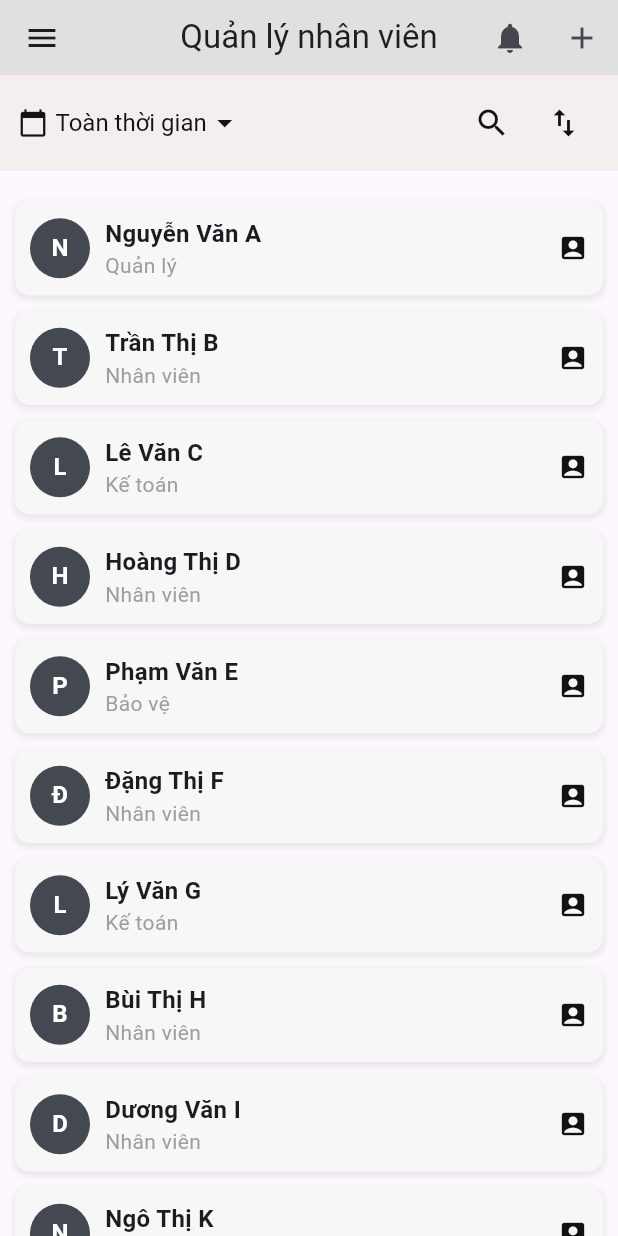
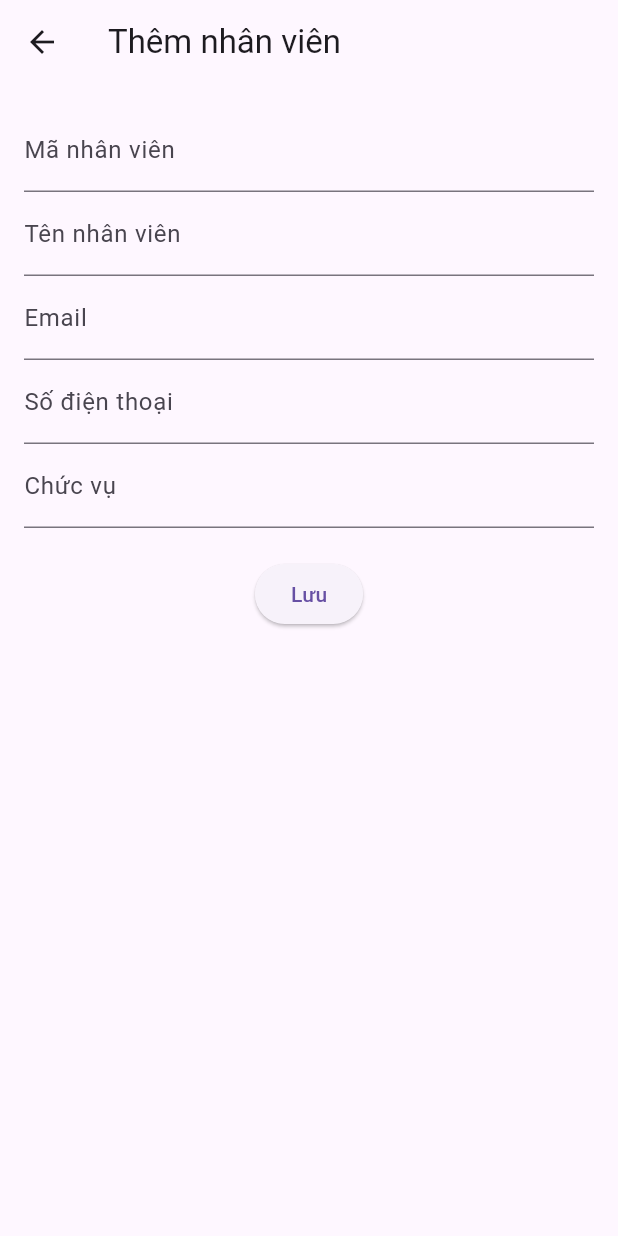
Before and after one commit to phi-nhung/demo_ltdd, a Flutter app: the QuanLyNhanVien screen opened directly, after a tap on the "add" icon, on a phone screen of 412 x 824 dp. Run offline on Flutter 3.47's test engine with Material 3 defaults, Android fonts, the phone set to English and light mode, and no system bars; our stand-ins replace badges, fl_chart, image_picker, sqflite; accounts and stored records are empty.

Commit message:
Đã them chuc nang them nhan vien

```diff
--- /dev/null
+++ b/lib/database/data.dart
@@ -0,0 +1,68 @@
+import 'package:sqflite/sqflite.dart';
+import 'package:path/path.dart';
+import 'package:doan/model/nhanvien.dart';
+
+class DSNhanVien {
+  static final DSNhanVien instance = DSNhanVien._init();
+  static Database? _database;
+
+  DSNhanVien._init();
+
+  Future<Database> get database async {
+    if (_database != null) return _database!;
+    _database = await _initDB('nhanvien.db');
+    return _database!;
+  }
+
+  Future<Database> _initDB(String fileName) async {
+    final dbPath = await getDatabasesPath();
+    final path = join(dbPath, fileName);
+    return await openDatabase(path, version: 1, onCreate: _createDB);
+  }
+
+  Future<void> _createDB(Database db, int version) async {
+    await db.execute('''
+      CREATE TABLE nhanvien (
+        manhanvien TEXT UNIQUE PRIMARY KEY,
+        tennhanvien TEXT,
+        email TEXT,
+        sdt TEXT,
+        chucvu TEXT,
+      )
+    ''');
+  }
+
+  Future<int> insertNhanVien(NhanVien nhanvien) async {
+    final db = await database;
+    return await db.insert(
+      'nhanvien',
+      nhanvien.toMap(),
+      conflictAlgorithm: ConflictAlgorithm.abort,
+  );
+}
+
+  Future<List<NhanVien>> getNhanvien() async {
+    final db = await database;
+    final List<Map<String, dynamic>> maps = await db.query('nhanvien');
+    return List.generate(maps.length, (i) => NhanVien.fromMap(maps[i]));
+  }
+
+  Future<int> updateNhanVien(NhanVien nhanvien) async {
+    final db = await database;
+    return await db.update(
+      'nhanvien',
+      nhanvien.toMap(),
+      where: "manhanvien = ?",
+      whereArgs: [nhanvien.manhanvien],
+    );
+  }
+
+  Future<int> deleteNhanVien(String manhanvien) async {
+    final db = await database;
+    return await db.delete(
+      'nhanvien',
+      where: "manhanvien = ?",
+      whereArgs: [manhanvien],
+    );
+  }
+}
--- a/lib/main.dart
+++ b/lib/main.dart
@@ -7,6 +7,7 @@ import 'package:doan/login.dart';
 import 'package:doan/providers/item_provider.dart';
 import 'package:doan/providers/cart_provider.dart';
 import 'package:provider/provider.dart';
+import 'package:doan/qlnhanvien.dart';
 
 void main() {
   runApp(
@@ -17,7 +18,7 @@ void main() {
       ],
       child: MaterialApp(
         debugShowCheckedModeBanner: false,
-        home: AdminHome(),
+        home: QuanLyNhanVien(),
       ),
     ),
   );
--- /dev/null
+++ b/lib/model/nhanvien.dart
@@ -0,0 +1,32 @@
+class NhanVien {
+  String manhanvien;
+  String tennhanvien;
+  String email;
+  String sdt;
+  String chucvu;
+
+  NhanVien({required this.manhanvien, required this.tennhanvien, required this.email, required this.sdt, required this.chucvu
+  });
+
+  // Chuyển đổi NhanVien thành Map để lưu vào database
+  Map<String, dynamic> toMap() {
+    return {
+      'manhanvien': manhanvien,
+      'tennhanvien': tennhanvien,
+      'email': email,
+      'sdt': sdt,
+      'chucvu': chucvu,
+    };
+  }
+
+  // Tạo NhanVien từ Map lấy từ database
+  factory NhanVien.fromMap(Map<String, dynamic> map) {
+    return NhanVien(
+      manhanvien: map['manhanvien'],
+      tennhanvien: map['tennhanvien'],
+      email: map['email'],
+      sdt: map['sdt'],
+      chucvu: map['chucvu'],
+    );
+  }
+}
--- a/lib/qlnhanvien.dart
+++ b/lib/qlnhanvien.dart
@@ -1,25 +1,50 @@
 import 'package:flutter/material.dart';
+import 'package:doan/database/data.dart';
+import 'package:doan/model/nhanvien.dart';
+import 'package:doan/themnhanvien.dart';
 
 class QuanLyNhanVien extends StatefulWidget {
-  const QuanLyNhanVien({super.key});
   @override
-  State<QuanLyNhanVien> createState() => _QLNhanVien();
+  _QuanLyNhanVienState createState() => _QuanLyNhanVienState();
 }
 
-class _QLNhanVien extends State<QuanLyNhanVien> {
-  // Danh sách nhân viên mẫu
-  final List<Map<String, dynamic>> nhanViens = [
-    {"name": "Nguyễn Văn A", "position": "Quản lý", "icons": [Icons.account_box]},
-    {"name": "Trần Thị B", "position": "Nhân viên", "icons": [Icons.account_box]},
-    {"name": "Lê Văn C", "position": "Kế toán", "icons": [Icons.account_box]},
-    {"name": "Hoàng Thị D", "position": "Nhân viên", "icons": [Icons.account_box]},
-    {"name": "Phạm Văn E", "position": "Bảo vệ", "icons": [Icons.account_box]},
-    {"name": "Đặng Thị F", "position": "Nhân viên", "icons": [Icons.account_box]},
-    {"name": "Lý Văn G", "position": "Kế toán", "icons": [Icons.account_box]},
-    {"name": "Bùi Thị H", "position": "Nhân viên", "icons": [Icons.account_box]},
-    {"name": "Dương Văn I", "position": "Nhân viên", "icons": [Icons.account_box]},
-    {"name": "Ngô Thị K", "position": "Quản lý", "icons": [Icons.account_box]},
-  ];
+class _QuanLyNhanVienState extends State<QuanLyNhanVien> {
+  List<NhanVien> nhanviens = [];
+  List<NhanVien> dsNhanviens = [];
+  TextEditingController _timkiemController = TextEditingController();
+
+  @override
+  void initState() {
+    super.initState();
+    _loadNhanVien();
+
+    _timkiemController.addListener(() {
+      _dsNhanviens(_timkiemController.text);
+    });
+  }
+
+  @override
+  void dispose() {
+    _timkiemController.dispose();
+    super.dispose();
+  }
+
+  Future<void> _loadNhanVien() async {
+    final data = await DSNhanVien.instance.getNhanvien();
+    setState(() {
+      nhanviens = data;
+      dsNhanviens = data;
+    });
+  }
+
+  void _dsNhanviens(String keyword) {
+    final query = keyword.toLowerCase();
+    setState(() {
+      dsNhanviens = nhanviens
+          .where((nv) => nv.tennhanvien.toLowerCase().contains(query))
+          .toList();
+    });
+  }
 
   @override
   Widget build(BuildContext context) {
@@ -35,127 +60,57 @@ class _QLNhanVien extends State<QuanLyNhanVien> {
         leading: IconButton(onPressed: () {}, icon: Icon(Icons.menu)),
         actions: [
           IconButton(onPressed: () {}, icon: Icon(Icons.notifications)),
-          IconButton(onPressed: () {}, icon: Icon(Icons.add)),
+          IconButton(
+              onPressed: () async {
+                final result = await Navigator.push(
+                    context,
+                    MaterialPageRoute(
+                        builder: (context) => ThemNhanVien()));
+                if (result == true) {
+                  _loadNhanVien();
+                }
+              },
+              icon: Icon(Icons.add)),
         ],
       ),
       body: Column(
         children: [
-          // Thanh lọc tìm kiếm & sắp xếp
-          Container(
-            padding: EdgeInsets.symmetric(horizontal: 12, vertical: 8),
-            color: Color.fromARGB(255, 244, 238, 238),
-            child: Row(
-              mainAxisAlignment: MainAxisAlignment.spaceBetween,
-              children: [
-                Row(
-                  children: [
-                    Icon(Icons.calendar_today, color: Color.fromARGB(255, 18, 18, 18), size: 20),
-                    SizedBox(width: 5),
-                    DropdownButton<String>(
-                      value: "Toàn thời gian",
-                      underline: SizedBox(),
-                      icon: Icon(Icons.arrow_drop_down, color: Color.fromARGB(255, 18, 18, 18)),
-                      style: TextStyle(color: Color.fromARGB(255, 18, 18, 18), fontSize: 16),
-                      items: ["Toàn thời gian", "Hôm nay", "Tuần này", "Tháng này"]
-                          .map((String value) => DropdownMenuItem<String>(
-                                value: value,
-                                child: Text(value),
-                              ))
-                          .toList(),
-                      onChanged: (newValue) {},
-                    ),
-                  ],
+          // Ô tìm kiếm
+          Padding(
+            padding: const EdgeInsets.all(8.0),
+            child: TextField(
+              controller: _timkiemController,
+              decoration: InputDecoration(
+                hintText: 'Tìm nhân viên theo tên...',
+                prefixIcon: Icon(Icons.search),
+                border: OutlineInputBorder(
+                  borderRadius: BorderRadius.circular(12),
                 ),
-                Row(
-                  children: [
-                    IconButton(onPressed: () {}, icon: Icon(Icons.search), color: Color.fromARGB(255, 18, 18, 18)),
-                    IconButton(onPressed: () {}, icon: Icon(Icons.swap_vert), color: Color.fromARGB(255, 18, 18, 18)),
-                  ],
-                )
-              ],
+                filled: true,
+                fillColor: Colors.white,
+              ),
             ),
           ),
           const SizedBox(height: 10),
-          // Danh sách nhân viên
           Expanded(
-            child: ListView.builder(
-              itemCount: nhanViens.length,
-              padding: const EdgeInsets.all(10),
-              itemBuilder: (BuildContext context, int index) {
-                final nhanVien = nhanViens[index];
-                return Padding(
-                  padding: const EdgeInsets.only(bottom: 10),
-                  child: NhanVien(
-                    title: nhanVien["name"],
-                    chucvu: nhanVien["position"],
-                    icon: nhanVien["icons"].cast<IconData>(),
+            child: dsNhanviens.isEmpty
+                ? Center(child: Text('Không có nhân viên nào phù hợp'))
+                : ListView.builder(
+                    itemCount: dsNhanviens.length,
+                    itemBuilder: (context, index) {
+                      final nhanvien = dsNhanviens[index];
+                      return ListTile(
+                        leading: CircleAvatar(
+                            child: Text(nhanvien.tennhanvien[0])),
+                        title: Text(nhanvien.tennhanvien, style: const TextStyle(fontWeight: FontWeight.bold, fontSize: 16)),
+                        subtitle: Text(nhanvien.chucvu, style: const TextStyle(color: Colors.grey, fontSize: 14)),
+                        trailing: Icon(Icons.account_circle, size: 20, color: Color.fromARGB(255, 18, 18, 18)),
+                      );
+                    },
                   ),
-                );
-              },
-            ),
           ),
         ],
       ),
     );
   }
 }
-
-// Widget hiển thị 1 nhân viên
-class NhanVien extends StatelessWidget {
-  final String title;
-  final String chucvu;
-  final List<IconData> icon;
-
-  const NhanVien({
-    Key? key,
-    required this.title,
-    required this.chucvu,
-    this.icon = const [],
-  }) : super(key: key);
-
-  @override
-  Widget build(BuildContext context) {
-    return Container(
-      decoration: BoxDecoration(
-        color: Color.fromARGB(255, 247, 247, 247),
-        borderRadius: BorderRadius.circular(10),
-        boxShadow: [
-          BoxShadow(
-            color: Colors.grey.withOpacity(0.2),
-            spreadRadius: 1,
-            blurRadius: 3,
-            offset: Offset(0, 2),
-          ),
-        ],
-      ),
-      padding: const EdgeInsets.all(10),
-      child: Row(
-        children: [
-          CircleAvatar(
-            backgroundColor: Color.fromARGB(255, 68, 72, 80),
-            child: Text(title[0], style: TextStyle(color: Colors.white, fontWeight: FontWeight.bold)),
-          ),
-          SizedBox(width: 10),
-          Expanded(
-            child: Column(
-              crossAxisAlignment: CrossAxisAlignment.start,
-              children: [
-                Text(title, style: const TextStyle(fontWeight: FontWeight.bold, fontSize: 16)),
-                Text(chucvu, style: const TextStyle(color: Colors.grey, fontSize: 14)),
-              ],
-            ),
-          ),
-          if (icon.isNotEmpty)
-            Row(
-              children: icon.map((iconData) {
-                return Padding(
-                  padding: const EdgeInsets.only(left: 8),
-                  child: Icon(iconData, size: 20, color: Color.fromARGB(255, 18, 18, 18)),
-                );
-              }).toList(),
-            ),
-        ],
-      ),
-    );
-  }
-}
--- /dev/null
+++ b/lib/themnhanvien.dart
@@ -0,0 +1,113 @@
+import 'package:flutter/material.dart';
+import 'package:doan/database/data.dart';
+import 'package:doan/model/nhanvien.dart';
+
+class ThemNhanVien extends StatefulWidget {
+  @override
+  _ThemNhanVienState createState() => _ThemNhanVienState();
+}
+
+class _ThemNhanVienState extends State<ThemNhanVien> {
+  final _formKey = GlobalKey<FormState>();
+  final _manhanvienController = TextEditingController();
+  final _tennhanvienController = TextEditingController();
+  final _emailController = TextEditingController();
+  final _sdtController = TextEditingController();
+  final _chucvuController = TextEditingController();
+
+  Future<void> _luuNhanVien() async {
+  if (_formKey.currentState!.validate()) {
+    final newEmployee = NhanVien(
+      manhanvien: _manhanvienController.text.trim(),
+      tennhanvien: _tennhanvienController.text.trim(),
+      email: _emailController.text.trim(),
+      sdt: _sdtController.text.trim(),
+      chucvu: _chucvuController.text.trim(),
+    );
+    try {
+      await DSNhanVien.instance.insertNhanVien(newEmployee);
+      showDialog(
+        context: context,
+        builder: (BuildContext context) {
+          return AlertDialog(
+            title: Text('Thành công'),
+            content: Text('Đã lưu thông tin nhân viên thành công.'),
+            actions: <Widget>[
+              TextButton(
+                child: Text('OK'),
+                onPressed: () {
+                  Navigator.of(context).pop();
+                  Navigator.pop(context, true);
+                },
+              ),
+            ],
+          );
+        },
+      );
+    } catch (e) {
+      showDialog(
+        context: context,
+        builder: (BuildContext context) {
+          return AlertDialog(
+            title: Text('Lỗi'),
+            content: Text('Mã nhân viên này đã tồn tại.'),
+            actions: <Widget>[
+              TextButton(
+                onPressed: () => Navigator.of(context).pop(),
+                child: Text('OK'),
+              ),
+            ],
+          );
+        },
+      );
+    }
+  }
+}
+
+  @override
+  Widget build(BuildContext context) {
+    return Scaffold(
+      appBar: AppBar(title: Text('Thêm nhân viên')),
+      body: Padding(
+        padding: EdgeInsets.all(16.0),
+        child: Form(
+          key: _formKey,
+          child: Column(
+            children: [
+              TextFormField(
+                controller: _manhanvienController,
+                decoration: InputDecoration(labelText: 'Mã nhân viên'),
+                validator: (value) => value!.isEmpty ? 'Nhập mã nhân viên' : null,
+              ),
+              TextFormField(
+                controller: _tennhanvienController,
+                decoration: InputDecoration(labelText: 'Tên nhân viên'),
+                validator: (value) => value!.isEmpty ? 'Nhập tên' : null,
+              ),
+              TextFormField(
+                controller: _emailController,
+                decoration: InputDecoration(labelText: 'Email'),
+                validator: (value) => value!.isEmpty ? 'Nhập email' : null,
+              ),
+              TextFormField(
+                controller: _sdtController,
+                decoration: InputDecoration(labelText: 'Số điện thoại'),
+                validator: (value) => value!.isEmpty ? 'Nhập số điện thoại' : null,
+              ),
+              TextFormField(
+                controller: _chucvuController,
+                decoration: InputDecoration(labelText: 'Chức vụ'),
+                validator: (value) => value!.isEmpty ? 'Nhập chức vụ' : null,
+              ),
+              SizedBox(height: 20),
+              ElevatedButton(
+                onPressed: _luuNhanVien,
+                child: Text('Lưu'),
+              )
+            ],
+          ),
+        ),
+      ),
+    );
+  }
+}
--- a/pubspec.yaml
+++ b/pubspec.yaml
@@ -39,6 +39,8 @@ dependencies:
   # The following adds the Cupertino Icons font to your application.
   # Use with the CupertinoIcons class for iOS style icons.
   cupertino_icons: ^1.0.8
+  sqflite: ^2.4.2
+  path: ^1.9.1
 
 dev_dependencies:
   flutter_test:
```
Also changed, not shown: pubspec.lock, 2 other files.
